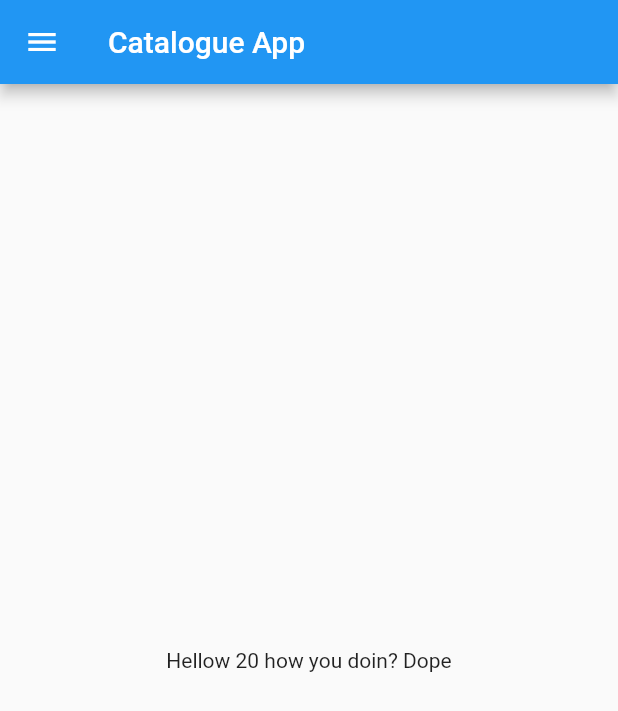
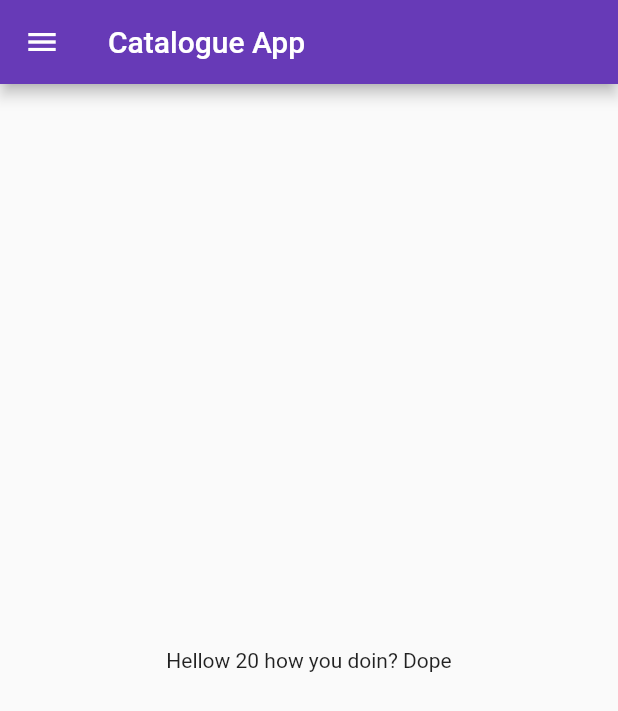
Before and after one commit to ShubhamJoshi08/Flutter_Learning, a Flutter app: the screen it shows after launch, on a phone screen of 412 x 824 dp. Shown: the top 711 px of the screen. Run offline on Flutter 3.47's test engine with Material 2 defaults, Android fonts, the phone set to English and light mode, and no system bars.

Commit message:
day 3 completed

```diff
--- a/lib/main.dart
+++ b/lib/main.dart
@@ -1,18 +1,25 @@
 import 'package:flutter/material.dart';
+import 'package:flutter_application_1/pages/login_page.dart';
 
-import 'Home_page.dart';
+import 'pages/Home_page.dart';
 
 void main() {
   runApp(MyApp());
 }
 
+// ignore: use_key_in_widget_constructors
 class MyApp extends StatelessWidget {
-
-
   @override
   Widget build(BuildContext context) {
     return MaterialApp(
-      home: HomePage(),
+      themeMode: ThemeMode.dark,
+      theme: ThemeData(primarySwatch: Colors.deepPurple),
+      initialRoute: "/home",
+      routes: {
+        "/": (context) => LoginPage(),
+        "/home": (context) => HomePage(),
+        "/login": (context) => LoginPage(),
+      },
     );
   }
 }
```
Also changed, not shown: lib/pages/login_page.dart (added, +22 -0 lines), lib/pages/Home_page.dart (renamed from lib/Home_page.dart).
